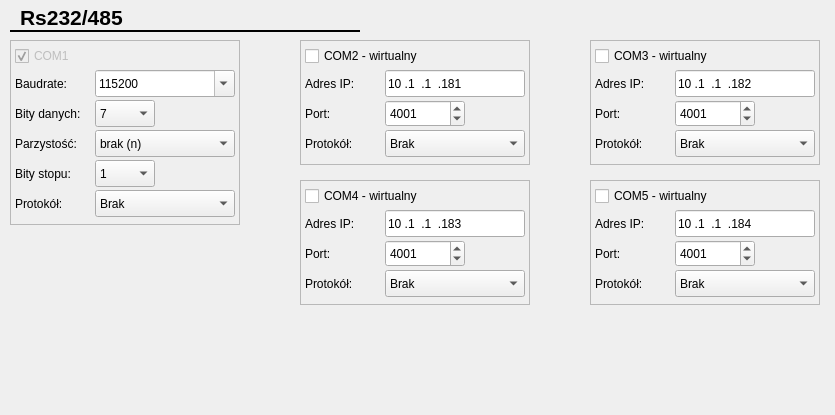
First picture: the form in CfgForms/crs232cfgform.ui, repository kaczmar55/koneor_v2, before the edit.
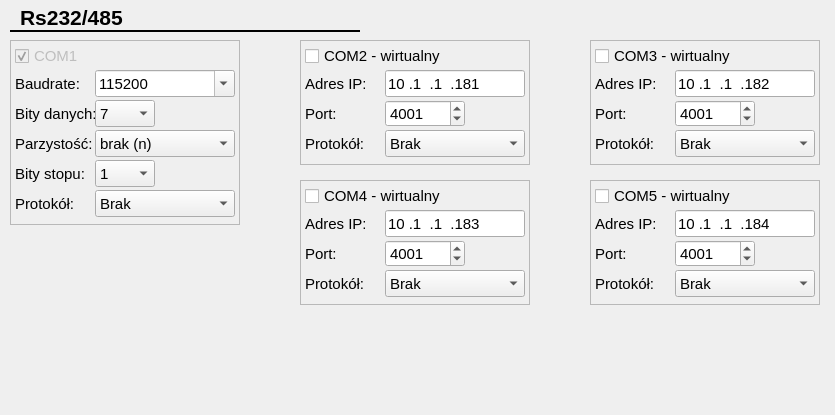
Second picture: the form after the edit.

The edit to the form file:
```diff
--- a/CfgForms/crs232cfgform.ui
+++ b/CfgForms/crs232cfgform.ui
@@ -65,6 +65,11 @@
      <height>185</height>
     </rect>
    </property>
+   <property name="font">
+    <font>
+     <pointsize>11</pointsize>
+    </font>
+   </property>
    <property name="frameShape">
     <enum>QFrame::StyledPanel</enum>
    </property>
@@ -83,6 +88,11 @@
       <height>22</height>
      </rect>
     </property>
+    <property name="font">
+     <font>
+      <pointsize>11</pointsize>
+     </font>
+    </property>
     <property name="text">
      <string>COM1</string>
     </property>
@@ -99,6 +109,11 @@
       <height>17</height>
      </rect>
     </property>
+    <property name="font">
+     <font>
+      <pointsize>11</pointsize>
+     </font>
+    </property>
     <property name="text">
      <string>Baudrate:</string>
     </property>
@@ -112,6 +127,11 @@
       <height>17</height>
      </rect>
     </property>
+    <property name="font">
+     <font>
+      <pointsize>11</pointsize>
+     </font>
+    </property>
     <property name="text">
      <string>Parzystość:</string>
     </property>
@@ -125,6 +145,11 @@
       <height>17</height>
      </rect>
     </property>
+    <property name="font">
+     <font>
+      <pointsize>11</pointsize>
+     </font>
+    </property>
     <property name="text">
      <string>Bity stopu:</string>
     </property>
@@ -138,6 +163,11 @@
       <height>17</height>
      </rect>
     </property>
+    <property name="font">
+     <font>
+      <pointsize>11</pointsize>
+     </font>
+    </property>
     <property name="text">
      <string>Protokół:</string>
     </property>
@@ -151,6 +181,11 @@
       <height>27</height>
      </rect>
     </property>
+    <property name="font">
+     <font>
+      <pointsize>11</pointsize>
+     </font>
+    </property>
     <property name="editable">
      <bool>true</bool>
     </property>
@@ -232,6 +267,11 @@
       <height>27</height>
      </rect>
     </property>
+    <property name="font">
+     <font>
+      <pointsize>11</pointsize>
+     </font>
+    </property>
     <property name="currentIndex">
      <number>0</number>
     </property>
@@ -260,6 +300,11 @@
       <height>27</height>
      </rect>
     </property>
+    <property name="font">
+     <font>
+      <pointsize>11</pointsize>
+     </font>
+    </property>
     <item>
      <property name="text">
       <string>1</string>
@@ -280,6 +325,11 @@
       <height>27</height>
      </rect>
     </property>
+    <property name="font">
+     <font>
+      <pointsize>11</pointsize>
+     </font>
+    </property>
     <property name="currentIndex">
      <number>0</number>
     </property>
@@ -313,6 +363,11 @@
       <height>17</height>
      </rect>
     </property>
+    <property name="font">
+     <font>
+      <pointsize>11</pointsize>
+     </font>
+    </property>
     <property name="text">
      <string>Bity danych:</string>
     </property>
@@ -326,6 +381,11 @@
       <height>27</height>
      </rect>
     </property>
+    <property name="font">
+     <font>
+      <pointsize>11</pointsize>
+     </font>
+    </property>
     <item>
      <property name="text">
       <string>7</string>
@@ -347,6 +407,11 @@
      <height>125</height>
     </rect>
    </property>
+   <property name="font">
+    <font>
+     <pointsize>11</pointsize>
+    </font>
+   </property>
    <property name="frameShape">
     <enum>QFrame::StyledPanel</enum>
    </property>
@@ -362,6 +427,11 @@
       <height>22</height>
      </rect>
     </property>
+    <property name="font">
+     <font>
+      <pointsize>11</pointsize>
+     </font>
+    </property>
     <property name="text">
      <string>COM4 - wirtualny</string>
     </property>
@@ -378,6 +448,11 @@
       <height>17</height>
      </rect>
     </property>
+    <property name="font">
+     <font>
+      <pointsize>11</pointsize>
+     </font>
+    </property>
     <property name="text">
      <string>Protokół:</string>
     </property>
@@ -391,6 +466,11 @@
       <height>27</height>
      </rect>
     </property>
+    <property name="font">
+     <font>
+      <pointsize>11</pointsize>
+     </font>
+    </property>
     <property name="currentIndex">
      <number>0</number>
     </property>
@@ -424,6 +504,11 @@
       <height>27</height>
      </rect>
     </property>
+    <property name="font">
+     <font>
+      <pointsize>11</pointsize>
+     </font>
+    </property>
     <property name="inputMask">
      <string>000.000.000.000</string>
     </property>
@@ -440,6 +525,11 @@
       <height>17</height>
      </rect>
     </property>
+    <property name="font">
+     <font>
+      <pointsize>11</pointsize>
+     </font>
+    </property>
     <property name="text">
      <string>Adres IP:</string>
     </property>
@@ -453,6 +543,11 @@
       <height>17</height>
      </rect>
     </property>
+    <property name="font">
+     <font>
+      <pointsize>11</pointsize>
+     </font>
+    </property>
     <property name="text">
      <string>Port:</string>
     </property>
@@ -466,6 +561,11 @@
       <height>27</height>
      </rect>
     </property>
+    <property name="font">
+     <font>
+      <pointsize>11</pointsize>
+     </font>
+    </property>
     <property name="maximum">
      <number>65535</number>
     </property>
@@ -483,6 +583,11 @@
      <height>125</height>
     </rect>
    </property>
+   <property name="font">
+    <font>
+     <pointsize>11</pointsize>
+    </font>
+   </property>
    <property name="frameShape">
     <enum>QFrame::StyledPanel</enum>
    </property>
@@ -498,6 +603,11 @@
       <height>22</height>
      </rect>
     </property>
+    <property name="font">
+     <font>
+      <pointsize>11</pointsize>
+     </font>
+    </property>
     <property name="text">
      <string>COM5 - wirtualny</string>
     </property>
@@ -514,6 +624,11 @@
       <height>17</height>
      </rect>
     </property>
+    <property name="font">
+     <font>
+      <pointsize>11</pointsize>
+     </font>
+    </property>
     <property name="text">
      <string>Protokół:</string>
     </property>
@@ -527,6 +642,11 @@
       <height>27</height>
      </rect>
     </property>
+    <property name="font">
+     <font>
+      <pointsize>11</pointsize>
+     </font>
+    </property>
     <property name="currentIndex">
      <number>0</number>
     </property>
@@ -560,6 +680,11 @@
       <height>27</height>
      </rect>
     </property>
+    <property name="font">
+     <font>
+      <pointsize>11</pointsize>
+     </font>
+    </property>
     <property name="inputMask">
      <string>000.000.000.000</string>
     </property>
@@ -576,6 +701,11 @@
       <height>17</height>
      </rect>
     </property>
+    <property name="font">
+     <font>
+      <pointsize>11</pointsize>
+     </font>
+    </property>
     <property name="text">
      <string>Adres IP:</string>
     </property>
@@ -589,6 +719,11 @@
       <height>17</height>
      </rect>
     </property>
+    <property name="font">
+     <font>
+      <pointsize>11</pointsize>
+     </font>
+    </property>
     <property name="text">
      <string>Port:</string>
     </property>
@@ -602,6 +737,11 @@
       <height>27</height>
      </rect>
     </property>
+    <property name="font">
+     <font>
+      <pointsize>11</pointsize>
+     </font>
+    </property>
     <property name="maximum">
      <number>65535</number>
     </property>
@@ -619,6 +759,11 @@
      <height>125</height>
     </rect>
    </property>
+   <property name="font">
+    <font>
+     <pointsize>11</pointsize>
+    </font>
+   </property>
    <property name="frameShape">
     <enum>QFrame::StyledPanel</enum>
    </property>
@@ -634,6 +779,11 @@
       <height>22</height>
      </rect>
     </property>
+    <property name="font">
+     <font>
+      <pointsize>11</pointsize>
+     </font>
+    </property>
     <property name="text">
      <string>COM2 - wirtualny</string>
     </property>
@@ -650,6 +800,11 @@
       <height>17</height>
      </rect>
     </property>
+    <property name="font">
+     <font>
+      <pointsize>11</pointsize>
+     </font>
+    </property>
     <property name="text">
      <string>Protokół:</string>
     </property>
@@ -663,6 +818,11 @@
       <height>27</height>
      </rect>
     </property>
+    <property name="font">
+     <font>
+      <pointsize>11</pointsize>
+     </font>
+    </property>
     <property name="currentIndex">
      <number>0</number>
     </property>
@@ -696,6 +856,11 @@
       <height>27</height>
      </rect>
     </property>
+    <property name="font">
+     <font>
+      <pointsize>11</pointsize>
+     </font>
+    </property>
     <property name="inputMask">
      <string>000.000.000.000</string>
     </property>
@@ -712,6 +877,11 @@
       <height>17</height>
      </rect>
     </property>
+    <property name="font">
+     <font>
+      <pointsize>11</pointsize>
+     </font>
+    </property>
     <property name="text">
      <string>Adres IP:</string>
     </property>
@@ -725,6 +895,11 @@
       <height>17</height>
      </rect>
     </property>
+    <property name="font">
+     <font>
+      <pointsize>11</pointsize>
+     </font>
+    </property>
     <property name="text">
      <string>Port:</string>
     </property>
@@ -738,6 +913,11 @@
       <height>27</height>
      </rect>
     </property>
+    <property name="font">
+     <font>
+      <pointsize>11</pointsize>
+     </font>
+    </property>
     <property name="maximum">
      <number>65535</number>
     </property>
@@ -755,6 +935,11 @@
      <height>125</height>
     </rect>
    </property>
+   <property name="font">
+    <font>
+     <pointsize>11</pointsize>
+    </font>
+   </property>
    <property name="frameShape">
     <enum>QFrame::StyledPanel</enum>
    </property>
@@ -770,6 +955,11 @@
       <height>22</height>
      </rect>
     </property>
+    <property name="font">
+     <font>
+      <pointsize>11</pointsize>
+     </font>
+    </property>
     <property name="text">
      <string>COM3 - wirtualny</string>
     </property>
@@ -786,6 +976,11 @@
       <height>17</height>
      </rect>
     </property>
+    <property name="font">
+     <font>
+      <pointsize>11</pointsize>
+     </font>
+    </property>
     <property name="text">
      <string>Protokół:</string>
     </property>
@@ -799,6 +994,11 @@
       <height>27</height>
      </rect>
     </property>
+    <property name="font">
+     <font>
+      <pointsize>11</pointsize>
+     </font>
+    </property>
     <property name="currentIndex">
      <number>0</number>
     </property>
@@ -832,6 +1032,11 @@
       <height>27</height>
      </rect>
     </property>
+    <property name="font">
+     <font>
+      <pointsize>11</pointsize>
+     </font>
+    </property>
     <property name="inputMask">
      <string>000.000.000.000</string>
     </property>
@@ -848,6 +1053,11 @@
       <height>17</height>
      </rect>
     </property>
+    <property name="font">
+     <font>
+      <pointsize>11</pointsize>
+     </font>
+    </property>
     <property name="text">
      <string>Adres IP:</string>
     </property>
@@ -861,6 +1071,11 @@
       <height>17</height>
      </rect>
     </property>
+    <property name="font">
+     <font>
+      <pointsize>11</pointsize>
+     </font>
+    </property>
     <property name="text">
      <string>Port:</string>
     </property>
@@ -874,6 +1089,11 @@
       <height>27</height>
      </rect>
     </property>
+    <property name="font">
+     <font>
+      <pointsize>11</pointsize>
+     </font>
+    </property>
     <property name="maximum">
      <number>65535</number>
     </property>
```
